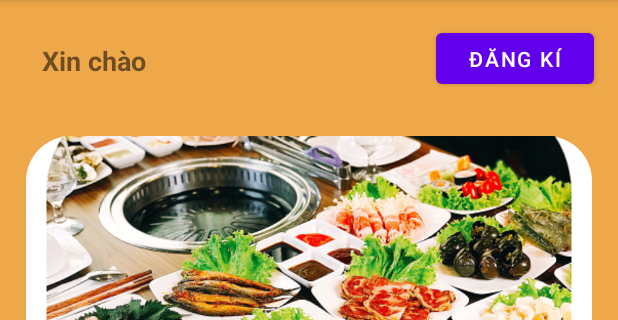
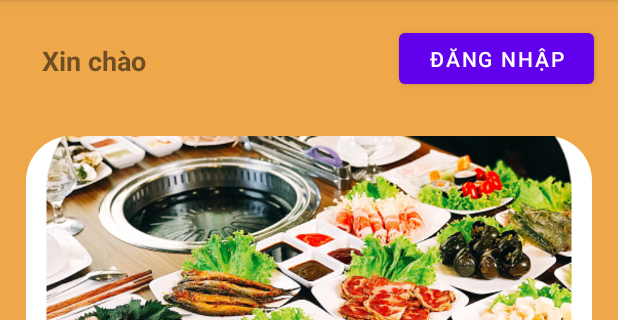
Before and after one commit to VinhPham2412/SmartOrder, an Android app: the screen it shows after launch (MainActivity), on a phone screen of 412 x 824 dp, the part 84-404 px from its top. Run offline under Robolectric (Android 15) with nearby library versions, the phone set to English and light mode, and no system bars; our stand-ins replace Firebase (no records; nobody signed in at launch, a user with empty details on screens opened directly); libraries missing offline, so code that uses them is left out: me.relex.circleindicator; plain views replace CircleIndicator; 2 statements that could not run were skipped.

Commit message:
update login with role v0.1

```diff
--- a/app/src/main/AndroidManifest.xml
+++ b/app/src/main/AndroidManifest.xml
@@ -25,7 +25,7 @@
         <activity android:name=".UpdateProfile" />
         <activity android:name=".Customer.AccountActivity" />
         <activity android:name=".VerifySMSToken" />
-        <activity android:name=".ResisterActivity" />
+        <activity android:name=".RegisterActivity" />
         <activity android:name=".LoginActivity" />
         <activity android:name=".MainActivity">
             <intent-filter>
--- a/app/src/main/java/com/example/su21g3project/MainActivity.java
+++ b/app/src/main/java/com/example/su21g3project/MainActivity.java
@@ -37,16 +37,14 @@ import model.User;
 import me.relex.circleindicator.CircleIndicator;
 
 public class MainActivity extends AppCompatActivity {
-    private Button btnNotHaveAccount,mainLogin;
-    private ImageButton btnGetTable,btnMenu,btnVoucher;
+    private Button mainLogin;
+    private ImageButton btnGetTable,btnMenu,btnVoucher,notify;
     private CircleIndicator circleIndicator;
     private Timer timer;
     ViewPager viewPager;
     private List<Photo> photoList;
     private ActionBar toolbar;
     private TextView txtUsername;
-    private FirebaseUser user;
-    private ImageButton imageButton;
     private BottomNavigationView mNavigationView;
     private DatabaseReference reference;
     private FirebaseUser firebaseUser;
@@ -55,6 +53,7 @@ public class MainActivity extends AppCompatActivity {
         super.onCreate(savedInstanceState);
         setContentView(R.layout.activity_main);
         mNavigationView=findViewById(R.id.navigation);
+        notify = findViewById(R.id.imageButton);
         mNavigationView.setSelectedItemId(R.id.navigation_home);
         mNavigationView.setOnNavigationItemSelectedListener(item -> {
             switch (item.getItemId()){
@@ -81,26 +80,25 @@ public class MainActivity extends AppCompatActivity {
         firebaseUser=FirebaseAuth.getInstance().getCurrentUser();
         if (firebaseUser!=null) {
             reference = FirebaseDatabase.getInstance().getReference("User").child(firebaseUser.getUid());
-
             reference.addValueEventListener(new ValueEventListener() {
                 @Override
                 public void onDataChange(@NonNull DataSnapshot snapshot) {
                     if(snapshot.exists()){
                         User user = snapshot.getValue(User.class);
                         txtUsername.setText("Xin chào " + user.getName());
+                        mainLogin.setVisibility(View.INVISIBLE);
+                        notify.setVisibility(View.VISIBLE);
                     }else{
                         FirebaseAuth.getInstance().signOut();
                     }
                 }
-
                 @Override
                 public void onCancelled(@NonNull DatabaseError error) {
 
                 }
             });
         }
-        else
-            txtUsername.setText("Xin chào ");
+        txtUsername.setText("Xin chào ");
         mainLogin=findViewById(R.id.mainLogin);
         mainLogin.setOnClickListener(v -> {
             startActivity(new Intent(MainActivity.this,LoginActivity.class));
@@ -114,36 +112,12 @@ public class MainActivity extends AppCompatActivity {
         circleIndicator.setViewPager(viewPager);
         autoSlideImage();
         toolbar = getSupportActionBar();
-        btnNotHaveAccount=findViewById(R.id.btnNotHaveAccount);
-        imageButton=findViewById(R.id.imageButton);
-        user = FirebaseAuth.getInstance().getCurrentUser();
-         if(user==null){
-            btnNotHaveAccount.setVisibility(View.VISIBLE);
-            imageButton.setVisibility(View.INVISIBLE);
-            mainLogin.setVisibility(View.INVISIBLE);
-            btnNotHaveAccount.setOnClickListener(v -> {
-                Intent intent = new Intent(MainActivity.this,ResisterActivity.class);
-                intent.addFlags(Intent.FLAG_ACTIVITY_SINGLE_TOP | Intent.FLAG_ACTIVITY_CLEAR_TOP);
-                startActivity(intent);
-            });
-
-        }else{
-            btnNotHaveAccount.setVisibility(View.INVISIBLE);
-            imageButton.setVisibility(View.VISIBLE);
-            mainLogin.setVisibility(View.INVISIBLE);
-
-            toolbar.setTitle("Trang chủ");
-        }
         btnGetTable = findViewById(R.id.btnGetTable);
         btnGetTable.setOnClickListener(v -> {
             Intent intent = new Intent(MainActivity.this,GetTableActivity.class);
             intent.addFlags(Intent.FLAG_ACTIVITY_SINGLE_TOP | Intent.FLAG_ACTIVITY_CLEAR_TOP);
             startActivity(intent);
         });
-        btnVoucher=findViewById(R.id.btnVoucher);
-        btnVoucher.setOnClickListener(v -> startActivity(new Intent(MainActivity.this,GetBuffetActivity.class)));
-
-
     }
     private void autoSlideImage(){
         if(timer==null){
@@ -181,19 +155,4 @@ public class MainActivity extends AppCompatActivity {
             timer=null;
         }
     }
-    @Override
-    protected void onResume() {
-        super.onResume();
-        mNavigationView.setSelectedItemId(R.id.navigation_home);
-        SharedPreferences preferences=getSharedPreferences("main", Context.MODE_PRIVATE);
-        String visible=preferences.getString("1","login");
-        if (visible.equals("logout")){
-            mainLogin.setVisibility(View.VISIBLE);
-            imageButton.setVisibility(View.INVISIBLE);
-            btnNotHaveAccount.setVisibility(View.INVISIBLE);
-        }
-        else {
-            return;
-        }
-    }
 }
--- a/app/src/main/java/com/example/su21g3project/ResisterActivity.java
+++ b/app/src/main/java/com/example/su21g3project/RegisterActivity.java
@@ -30,7 +30,7 @@ import java.util.concurrent.TimeUnit;
 
 import static android.content.ContentValues.TAG;
 
-public class ResisterActivity extends AppCompatActivity {
+public class RegisterActivity extends AppCompatActivity {
     private TextView txtFName;
     private TextView txtLName;
     private TextView txtPhone;
@@ -61,7 +61,7 @@ public class ResisterActivity extends AppCompatActivity {
                 Log.d(TAG, "onCodeSent:" + verificationId);
 
                 // Save verification ID
-                Intent intent = new Intent(ResisterActivity.this, VerifySMSToken.class);
+                Intent intent = new Intent(RegisterActivity.this, VerifySMSToken.class);
 
                 intent.putExtra("phone", phone);
                 intent.putExtra("FName", fName);
@@ -99,7 +99,7 @@ public class ResisterActivity extends AppCompatActivity {
                         PhoneAuthOptions.newBuilder(mAuth)
                                 .setPhoneNumber(phone)       // Phone number to verify
                                 .setTimeout(60L, TimeUnit.SECONDS) // Timeout and unit
-                                .setActivity(ResisterActivity.this)                 // Activity (for callback binding)
+                                .setActivity(RegisterActivity.this)                 // Activity (for callback binding)
                                 .setCallbacks(mCallbacks)          // OnVerificationStateChangedCallbacks
                                 .build();
                 PhoneAuthProvider.verifyPhoneNumber(options);
--- a/app/src/main/java/model/User.java
+++ b/app/src/main/java/model/User.java
@@ -15,14 +15,14 @@ public class User {
     private String role;
 
     public User() {
-        role = "Customer";
+        role = "customer";
     }
 
     public User(String name, String phone, String address) {
         this.name = name;
         this.address = address;
         this.phone = phone;
-        role = "Customer";
+        role = "customer";
     }
 
     public String getRole() {
--- a/app/src/main/res/layout/activity_main.xml
+++ b/app/src/main/res/layout/activity_main.xml
@@ -69,25 +69,15 @@
                 android:visibility="invisible"/>
 
             <Button
-                android:id="@+id/btnNotHaveAccount"
-                android:layout_width="105dp"
-                android:layout_height="46dp"
-                android:layout_marginTop="16dp"
-                android:layout_marginEnd="16dp"
-                android:text="Đăng kí"
-                app:layout_constraintEnd_toEndOf="parent"
-                app:layout_constraintTop_toTopOf="parent"
-                android:visibility="visible"/>
-            <Button
                 android:id="@+id/mainLogin"
                 android:layout_width="130dp"
                 android:layout_height="46dp"
                 android:layout_marginTop="16dp"
                 android:layout_marginEnd="16dp"
                 android:text="Đăng nhập"
+                android:visibility="visible"
                 app:layout_constraintEnd_toEndOf="parent"
-                app:layout_constraintTop_toTopOf="parent"
-                android:visibility="invisible"/>
+                app:layout_constraintTop_toTopOf="parent" />
 
             <TextView
                 android:id="@+id/txtUseName"
--- a/app/src/main/res/values/strings.xml
+++ b/app/src/main/res/values/strings.xml
@@ -14,4 +14,5 @@
     <string name="ghichu">Ghi chú</string>
     <string name="thongtinkhachhang">Thông tin khách hàng</string>
     <string name="goimon">Gọi món</string>
+    <string name="register">Đăng ký</string>
 </resources>
```
Also changed, not shown: app/src/main/java/com/example/su21g3project/LoginActivity.java (+10 -1 lines), app/src/main/java/com/example/su21g3project/VerifySMSToken.java (+3 -4 lines), app/src/main/res/layout/activity_get_table.xml (+28 -18 lines), app/src/main/res/layout/activity_login.xml (+8 -1 lines).
